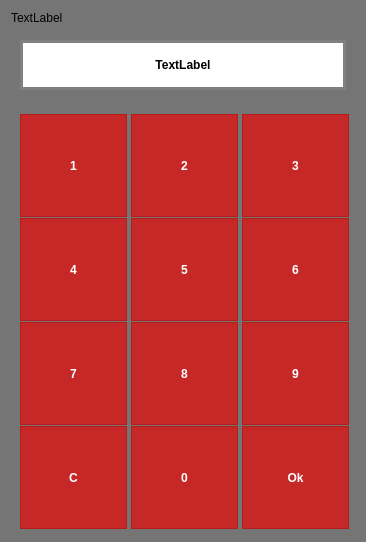
Before: the Qt Designer form penyamanager/commons/numitemdialog.ui in eguzki/penyamanager, drawn with Qt 5.
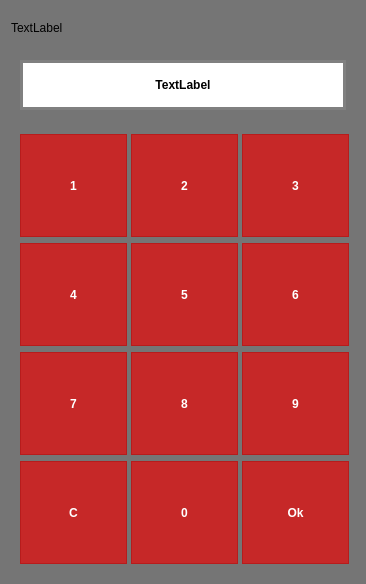
After: the same form once the commit is applied. Icons and pictures are not drawn.

Commit message: Layout fix afer reservation update

Diff of the .ui file:
```diff
--- a/penyamanager/commons/numitemdialog.ui
+++ b/penyamanager/commons/numitemdialog.ui
@@ -10,7 +10,7 @@
     <x>0</x>
     <y>0</y>
     <width>366</width>
-    <height>542</height>
+    <height>584</height>
    </rect>
   </property>
   <property name="minimumSize">
```
Left out of the diff: 7 changed lines with no effect on the pictures. The commit also changes 5 other files.
